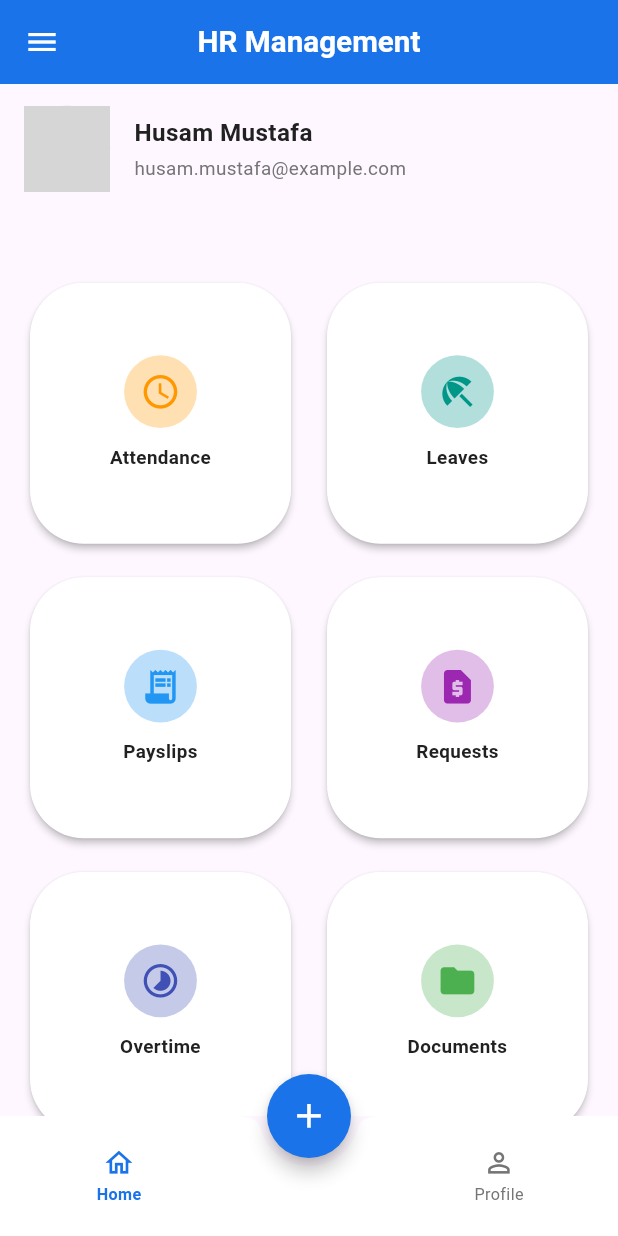
After one commit to shamieh-flex-ops/flex_ops_hr, a Flutter app: the HomeScreen screen opened by its route, on a phone screen of 412 x 824 dp. The commit adds this screen. Run offline on Flutter 3.47's test engine with Material 3 defaults, Android fonts, the phone set to English and light mode, and no system bars; our stand-ins replace dartz, dio, equatable, flutter_screenutil, flutter_svg, get_it and 4 more; accounts and stored records are empty; network calls fail; Roboto replaces fonts that are missing (Cairo); grey boxes are pictures that could not be loaded.

Commit message:
#add home screen

```diff
--- a/lib/features/auth_screens/presentation/screens/login_screen.dart
+++ b/lib/features/auth_screens/presentation/screens/login_screen.dart
@@ -5,6 +5,7 @@ import 'package:flex_ops_hr/features/auth_screens/presentation/controller/login_
 import 'package:flutter/material.dart';
 import 'package:flutter_screenutil/flutter_screenutil.dart';
 import 'package:flutter_svg/svg.dart';
+import 'package:go_router/go_router.dart';
 import 'package:provider/provider.dart';
 
 
@@ -43,9 +44,13 @@ class _LoginScreenState extends State<LoginScreen> {
 
       if (loginProvider.loginResult != null) {
         print(loginProvider.loginResult);
-        ScaffoldMessenger.of(context).showSnackBar(
+            ScaffoldMessenger.of(context).showSnackBar(
           const SnackBar(content: Text('تم تسجيل الدخول بنجاح')),
         );
+
+context.go('/home');
+
+
         // context.go('/home');
       } else if (loginProvider.errorMessage != null) {
         ScaffoldMessenger.of(context).showSnackBar(
--- /dev/null
+++ b/lib/features/home/presentation/screens/home_screen.dart
@@ -0,0 +1,101 @@
+import 'package:flex_ops_hr/core/utils/app_theme.dart';
+import 'package:flex_ops_hr/features/home/presentation/widgets/bottom_nav_bar_with_fab.dart';
+import 'package:flex_ops_hr/features/home/presentation/widgets/company_location_map.dart';
+import 'package:flex_ops_hr/features/home/presentation/widgets/leave_options_bottom_sheet.dart';
+import 'package:flex_ops_hr/features/home/presentation/widgets/main_cards_grid.dart';
+import 'package:flex_ops_hr/features/home/presentation/widgets/user_profile_section.dart';
+import 'package:flutter/material.dart';
+import 'package:flutter_screenutil/flutter_screenutil.dart';
+import 'package:google_maps_flutter/google_maps_flutter.dart';
+
+
+
+class HomeScreen extends StatefulWidget {
+  const HomeScreen({super.key});
+
+  @override
+  State<HomeScreen> createState() => _HomeScreenState();
+}
+
+class _HomeScreenState extends State<HomeScreen> {
+  String userName = "Husam Mustafa";
+  String userEmail = "husam.mustafa@example.com";
+  String userProfilePicUrl =
+      "https://cdn.pixabay.com/photo/2013/05/24/18/06/person-113427_1280.jpg";
+
+  final LatLng _companyFixedLocation = const LatLng(31.9539, 35.9106);
+  LatLng? currentDeviceLocation;
+
+  void _updateCurrentDeviceLocation(LatLng? location) {
+    setState(() {
+      currentDeviceLocation = location;
+    });
+  }
+
+  @override
+  Widget build(BuildContext context) {
+    final screenWidth = MediaQuery.of(context).size.width;
+    final crossAxisCount = screenWidth > 900 ? 4 : (screenWidth > 600 ? 3 : 2);
+
+    return Scaffold(
+      appBar: AppBar(
+        backgroundColor: AppColors.primaryBlue,
+        leading: Builder(
+          builder: (context) => IconButton(
+            icon: const Icon(Icons.menu, color: AppColors.cardBackground),
+            onPressed: () => Scaffold.of(context).openDrawer(),
+          ),
+        ),
+        title: Text(
+          'HR Management',
+          style: AppTextStyles.headline1.copyWith(
+            color: AppColors.cardBackground,
+            fontSize: 22.sp,
+          ),
+        ),
+        centerTitle: true,
+      ),
+      // drawer: const AppDrawer(),
+      body: SingleChildScrollView(
+        padding: EdgeInsets.symmetric(horizontal: 16.w),
+        child: Column(
+          crossAxisAlignment: CrossAxisAlignment.start,
+          children: [
+            SizedBox(height: 16.h),
+            UserProfileSection(
+              userName: userName,
+              userEmail: userEmail,
+              userProfilePicUrl: userProfilePicUrl,
+            ),
+            SizedBox(height: 20.h),
+            // CompanyLocationMap(
+            //   companyLocation: _companyFixedLocation,
+            //   onLocationDetermined: _updateCurrentDeviceLocation,
+            // ),
+            SizedBox(height: 15.h),
+            // ChangeNotifierProvider(
+            //   create: (context) => AttendanceProvider(),
+            //   child: AttendanceTimerSection(
+            //     currentDeviceLocation: _currentDeviceLocation,
+            //   ),
+            // ),
+            SizedBox(height: 20.h),
+            MainCardsGrid(crossAxisCount: crossAxisCount),
+            SizedBox(height: 24.h),
+          ],
+        ),
+      ),
+      floatingActionButton: FloatingActionButton(
+        onPressed: () => BottomSheetHelper.showLeaveOptions(context),
+        backgroundColor: AppColors.primaryBlue,
+        shape: RoundedRectangleBorder(
+          borderRadius: BorderRadius.circular(40.r),
+        ),
+        elevation: 5,
+        child: Icon(Icons.add, color: AppColors.white, size: 30.sp),
+      ),
+      floatingActionButtonLocation: FloatingActionButtonLocation.centerDocked,
+      bottomNavigationBar: const BottomNavBarWithFab(),
+    );
+  }
+}
--- /dev/null
+++ b/lib/features/home/presentation/widgets/bottom_nav_bar_with_fab.dart
@@ -0,0 +1,102 @@
+import 'package:flex_ops_hr/core/utils/app_theme.dart';
+import 'package:flutter/material.dart';
+import 'package:flutter_screenutil/flutter_screenutil.dart';
+import 'package:go_router/go_router.dart';
+
+class BottomNavBarWithFab extends StatelessWidget {
+  const BottomNavBarWithFab({super.key});
+
+  int _calculateSelectedIndex(BuildContext context) {
+    final String location = GoRouterState.of(context).matchedLocation;
+    if (location.startsWith('/home')) {
+      return 0;
+    }
+    if (location.startsWith('/profile')) {
+      return 1;
+    }
+    return 0;
+  }
+
+  void _onItemTapped(int index, BuildContext context) {
+    switch (index) {
+      case 0:
+        context.go('/home');
+        break;
+      case 1:
+        context.go('/profile');
+        break;
+    }
+  }
+
+  @override
+  Widget build(BuildContext context) {
+    final selectedIndex = _calculateSelectedIndex(context);
+
+    return BottomAppBar(
+      color: AppColors.white,
+      shape: const CircularNotchedRectangle(),
+      notchMargin: 6.r,
+      child: SizedBox(
+        height: 60.h,
+        child: Row(
+          mainAxisAlignment: MainAxisAlignment.spaceAround,
+          children: <Widget>[
+            Expanded(
+              child: InkWell(
+                onTap: () => _onItemTapped(0, context),
+                customBorder: const CircleBorder(),
+                child: Column(
+                  mainAxisSize: MainAxisSize.min,
+                  mainAxisAlignment: MainAxisAlignment.center,
+                  children: [
+                    Icon(
+                      Icons.home_outlined,
+                      size: 24.sp,
+                      color: selectedIndex == 0 ? AppColors.primaryBlue : AppColors.textMedium,
+                    ),
+                    SizedBox(height: 4.h),
+                    Text(
+                      'Home',
+                      style: AppTextStyles.bottomNavItemText.copyWith(
+                        fontSize: 12.sp,
+                        color: selectedIndex == 0 ? AppColors.primaryBlue : AppColors.textMedium,
+                        fontWeight: selectedIndex == 0 ? FontWeight.bold : FontWeight.normal,
+                      ),
+                    ),
+                  ],
+                ),
+              ),
+            ),
+            const Expanded(child: SizedBox()), // للمساحة المخصصة لـ FAB
+            Expanded(
+              child: InkWell(
+                onTap: () => _onItemTapped(1, context),
+                customBorder: const CircleBorder(),
+                child: Column(
+                  mainAxisSize: MainAxisSize.min,
+                  mainAxisAlignment: MainAxisAlignment.center,
+                  children: [
+                    Icon(
+                      Icons.person_outline,
+                      size: 24.sp,
+                      color: selectedIndex == 1 ? AppColors.primaryBlue : AppColors.textMedium,
+                    ),
+                    SizedBox(height: 4.h),
+                    Text(
+                      'Profile',
+                      style: AppTextStyles.bottomNavItemText.copyWith(
+                        fontSize: 12.sp,
+                        color: selectedIndex == 1 ? AppColors.primaryBlue : AppColors.textMedium,
+                        fontWeight: selectedIndex == 1 ? FontWeight.bold : FontWeight.normal,
+                      ),
+                    ),
+                  ],
+                ),
+              ),
+            ),
+          ],
+        ),
+      ),
+    );
+  }
+}
--- /dev/null
+++ b/lib/features/home/presentation/widgets/main_card.dart
@@ -0,0 +1,63 @@
+import 'package:flex_ops_hr/core/utils/app_theme.dart';
+import 'package:flutter/material.dart';
+import 'package:flutter_screenutil/flutter_screenutil.dart';
+
+class MainCard extends StatelessWidget {
+  final String title;
+  final IconData icon;
+  final Color iconColor;
+  final Color iconBackgroundColor;
+  final VoidCallback? onTap;
+
+  const MainCard({
+    super.key,
+    required this.title,
+    required this.icon,
+    this.iconColor = AppColors.iconColorDarkBlue,
+    this.iconBackgroundColor = AppColors.iconBgLightBlue,
+    this.onTap,
+  });
+
+  @override
+  Widget build(BuildContext context) {
+    return GestureDetector(
+      onTap: onTap,
+      child: Card(
+        color: AppColors.cardBackground,
+        elevation: 2,
+        shape: RoundedRectangleBorder(
+          borderRadius: BorderRadius.circular(40.r),
+        ),
+        child: Padding(
+          padding: EdgeInsets.all(12.0.r),
+          child: Column(
+            mainAxisAlignment: MainAxisAlignment.center,
+            crossAxisAlignment: CrossAxisAlignment.center,
+            children: [
+              Container(
+                padding: EdgeInsets.all(12.r),
+                decoration: BoxDecoration(
+                  color: iconBackgroundColor,
+                  shape: BoxShape.circle,
+                ),
+                child: Icon(
+                  icon,
+                  color: iconColor,
+                  size: 30.sp,
+                ),
+              ),
+              SizedBox(height: 12.h),
+              Text(
+                title,
+                style: AppTextStyles.cardTitle.copyWith(fontSize: 14.sp),
+                textAlign: TextAlign.center,
+                maxLines: 2,
+                overflow: TextOverflow.ellipsis,
+              ),
+            ],
+          ),
+        ),
+      ),
+    );
+  }
+}
--- /dev/null
+++ b/lib/features/home/presentation/widgets/main_cards_grid.dart
@@ -0,0 +1,105 @@
+// lib/presentation/widgets/main_cards_grid.dart
+
+import 'package:flex_ops_hr/features/home/presentation/widgets/main_card.dart';
+import 'package:flutter/material.dart';
+import 'package:flutter_screenutil/flutter_screenutil.dart';
+
+class MainCardsGrid extends StatelessWidget {
+  final int crossAxisCount;
+  const MainCardsGrid({super.key, required this.crossAxisCount});
+
+  @override
+  Widget build(BuildContext context) {
+    final cards = _staticCardData();
+
+    return GridView.builder(
+      shrinkWrap: true,
+      physics: const NeverScrollableScrollPhysics(),
+      padding: EdgeInsets.symmetric(vertical: 8.h),
+      itemCount: cards.length,
+      gridDelegate: SliverGridDelegateWithFixedCrossAxisCount(
+        crossAxisCount: crossAxisCount,
+        mainAxisSpacing: 16.h,
+        crossAxisSpacing: 16.w,
+        childAspectRatio: 1,
+      ),
+      itemBuilder: (context, index) {
+        final item = cards[index];
+        return MainCard(
+          title: item.title,
+          icon: item.icon,
+          iconColor: item.iconColor,
+          iconBackgroundColor: item.backgroundColor,
+          onTap: () {
+            // TODO: Handle tap navigation or action
+          },
+        );
+      },
+    );
+  }
+}
+
+class CardDataModel {
+  final String title;
+  final IconData icon;
+  final Color iconColor;
+  final Color backgroundColor;
+
+  CardDataModel({
+    required this.title,
+    required this.icon,
+    required this.iconColor,
+    required this.backgroundColor,
+  });
+}
+
+List<CardDataModel> _staticCardData() => [
+  CardDataModel(
+    title: 'Attendance',
+    icon: Icons.access_time,
+    iconColor: Colors.orange,
+    backgroundColor: Colors.orange.shade100,
+  ),
+  CardDataModel(
+    title: 'Leaves',
+    icon: Icons.beach_access,
+    iconColor: Colors.teal,
+    backgroundColor: Colors.teal.shade100,
+  ),
+  CardDataModel(
+    title: 'Payslips',
+    icon: Icons.receipt_long,
+    iconColor: Colors.blue,
+    backgroundColor: Colors.blue.shade100,
+  ),
+  CardDataModel(
+    title: 'Requests',
+    icon: Icons.request_page,
+    iconColor: Colors.purple,
+    backgroundColor: Colors.purple.shade100,
+  ),
+  CardDataModel(
+    title: 'Overtime',
+    icon: Icons.timelapse,
+    iconColor: Colors.indigo,
+    backgroundColor: Colors.indigo.shade100,
+  ),
+  CardDataModel(
+    title: 'Documents',
+    icon: Icons.folder,
+    iconColor: Colors.green,
+    backgroundColor: Colors.green.shade100,
+  ),
+  CardDataModel(
+    title: 'Employees',
+    icon: Icons.group,
+    iconColor: Colors.red,
+    backgroundColor: Colors.red.shade100,
+  ),
+  CardDataModel(
+    title: 'Settings',
+    icon: Icons.settings,
+    iconColor: Colors.grey,
+    backgroundColor: Colors.grey.shade300,
+  ),
+];
--- /dev/null
+++ b/lib/features/home/presentation/widgets/user_profile_section.dart
@@ -0,0 +1,54 @@
+import 'package:flex_ops_hr/core/utils/app_theme.dart';
+import 'package:flutter/material.dart';
+import 'package:flutter_screenutil/flutter_screenutil.dart';
+
+class UserProfileSection extends StatelessWidget {
+  final String userName;
+  final String userEmail;
+  final String userProfilePicUrl;
+
+  const UserProfileSection({
+    super.key,
+    required this.userName,
+    required this.userEmail,
+    required this.userProfilePicUrl,
+  });
+
+  @override
+  Widget build(BuildContext context) {
+    return Row(
+      children: [
+        // Profile Image
+        CircleAvatar(
+          radius: 32.r,
+          backgroundImage: NetworkImage(userProfilePicUrl),
+        ),
+        SizedBox(width: 16.w),
+
+        // Name and Email
+        Expanded(
+          child: Column(
+            crossAxisAlignment: CrossAxisAlignment.start,
+            children: [
+              Text(
+                userName,
+                style: AppTextStyles.headline1.copyWith(
+                  fontSize: 18.sp,
+                  fontWeight: FontWeight.bold,
+                ),
+              ),
+              SizedBox(height: 4.h),
+              Text(
+                userEmail,
+                style: AppTextStyles.bodyText1.copyWith(
+                  color: AppColors.textMedium,
+                  fontSize: 14.sp,
+                ),
+              ),
+            ],
+          ),
+        ),
+      ],
+    );
+  }
+}
--- a/pubspec.yaml
+++ b/pubspec.yaml
@@ -48,6 +48,7 @@ dependencies:
   flutter_screenutil:
   flutter_svg:
   go_router:
+  google_maps_flutter:
 
 
 
```
Also changed, not shown: lib/core/utils/app_router.dart (+26 -0 lines), lib/features/home/presentation/widgets/company_location_map.dart (added, +56 -0 lines), lib/features/home/presentation/widgets/leave_options_bottom_sheet.dart (added, +138 -0 lines), lib/main.dart (+3 -17 lines), pubspec.lock, 4 other files.
